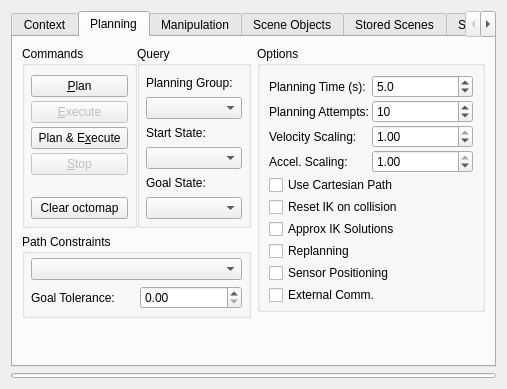
Above: moveit_ros/visualization/motion_planning_rviz_plugin/src/ui/motion_planning_rviz_plugin_frame.ui from moveit/moveit before the change. Below: the same form after it.
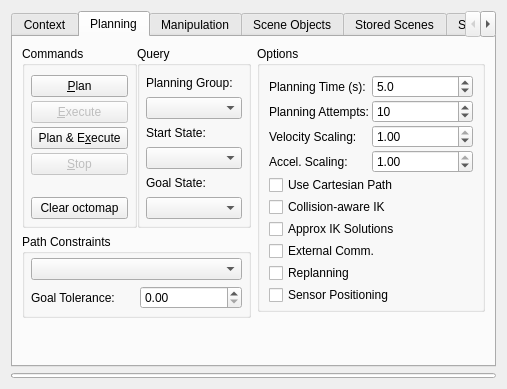
That is the form after the change. Icons and pictures are not drawn. Custom widgets are drawn as their Qt base class.

Commit message: Add review comments

The edit to the form file:
```diff
--- a/moveit_ros/visualization/motion_planning_rviz_plugin/src/ui/motion_planning_rviz_plugin_frame.ui
+++ b/moveit_ros/visualization/motion_planning_rviz_plugin/src/ui/motion_planning_rviz_plugin_frame.ui
@@ -798,7 +798,7 @@
                <string>If checked, a new IK solution is calculated whenever the robot state is in collision. This setting only affects the state set via the interactive marker. Planning is always aware of collisions.</string>
               </property>
               <property name="text">
-               <string>Reset IK on collision</string>
+               <string>Collision-aware IK</string>
               </property>
               <property name="checked">
                <bool>false</bool>
@@ -827,6 +827,31 @@
               </property>
              </widget>
             </item>
+            <item>
+             <widget class="QCheckBox" name="allow_external_program">
+              <property name="sizePolicy">
+               <sizepolicy hsizetype="Preferred" vsizetype="Fixed">
+                <horstretch>0</horstretch>
+                <verstretch>0</verstretch>
+               </sizepolicy>
+              </property>
+              <property name="minimumSize">
+               <size>
+                <width>30</width>
+                <height>0</height>
+               </size>
+              </property>
+              <property name="toolTip">
+               <string>Allow controlling the interactive marker through ROS topics (under /rviz/moveit/marker/ ) published other nodes.</string>
+              </property>
+              <property name="text">
+               <string>External Comm.</string>
+              </property>
+              <property name="checked">
+               <bool>false</bool>
+              </property>
+             </widget>
+            </item>
             <item>
              <widget class="QCheckBox" name="allow_replanning">
               <property name="sizePolicy">
@@ -842,7 +867,10 @@
                </size>
               </property>
               <property name="toolTip">
-               <string>Allows the robot to replan if the plan to be executed collides with the environment.</string>
+               <string>EXPERIMENTAL: Trigger replanning if new collisions are detected during plan execution. Only works for the &quot;Plan &amp; Execute&quot; button. </string>
+              </property>
+              <property name="autoFillBackground">
+               <bool>false</bool>
               </property>
               <property name="text">
                <string>Replanning</string>
@@ -877,31 +905,6 @@
               </property>
              </widget>
             </item>
-            <item>
-             <widget class="QCheckBox" name="allow_external_program">
-              <property name="sizePolicy">
-               <sizepolicy hsizetype="Preferred" vsizetype="Fixed">
-                <horstretch>0</horstretch>
-                <verstretch>0</verstretch>
-               </sizepolicy>
-              </property>
-              <property name="minimumSize">
-               <size>
-                <width>30</width>
-                <height>0</height>
-               </size>
-              </property>
-              <property name="toolTip">
-               <string>Allow communication with an external program that sends an interactive marker position to control the robot.</string>
-              </property>
-              <property name="text">
-               <string>External Comm.</string>
-              </property>
-              <property name="checked">
-               <bool>false</bool>
-              </property>
-             </widget>
-            </item>
            </layout>
           </widget>
          </item>
```
Left out of the diff: 25 changed lines with no effect on the pictures.
